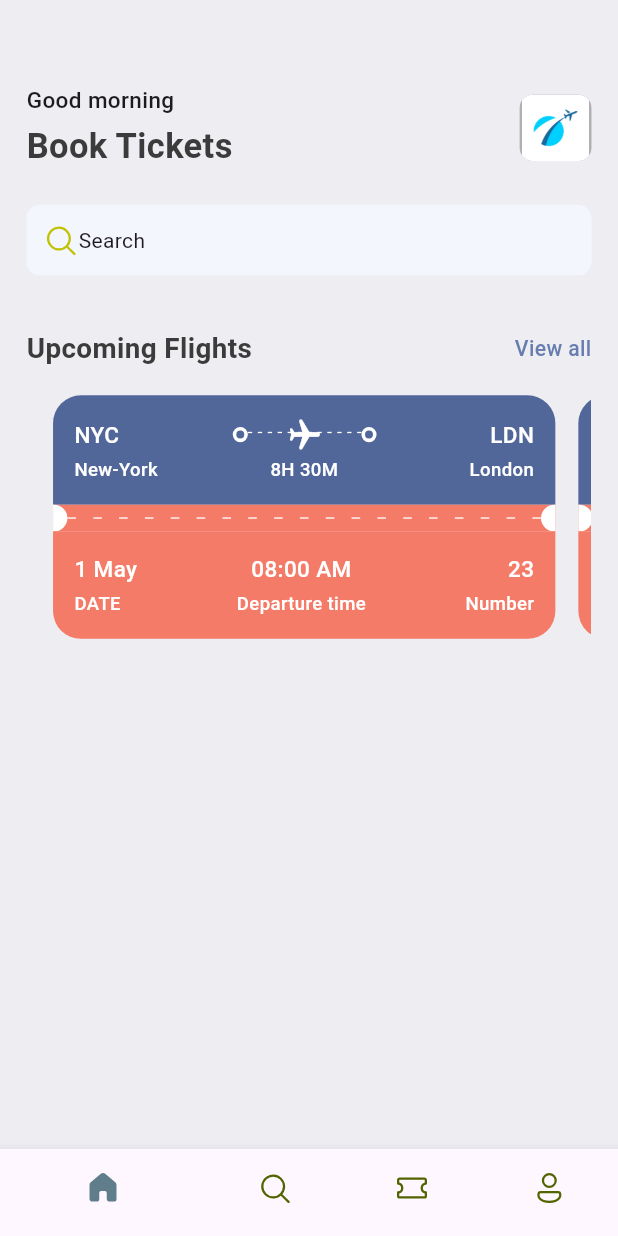
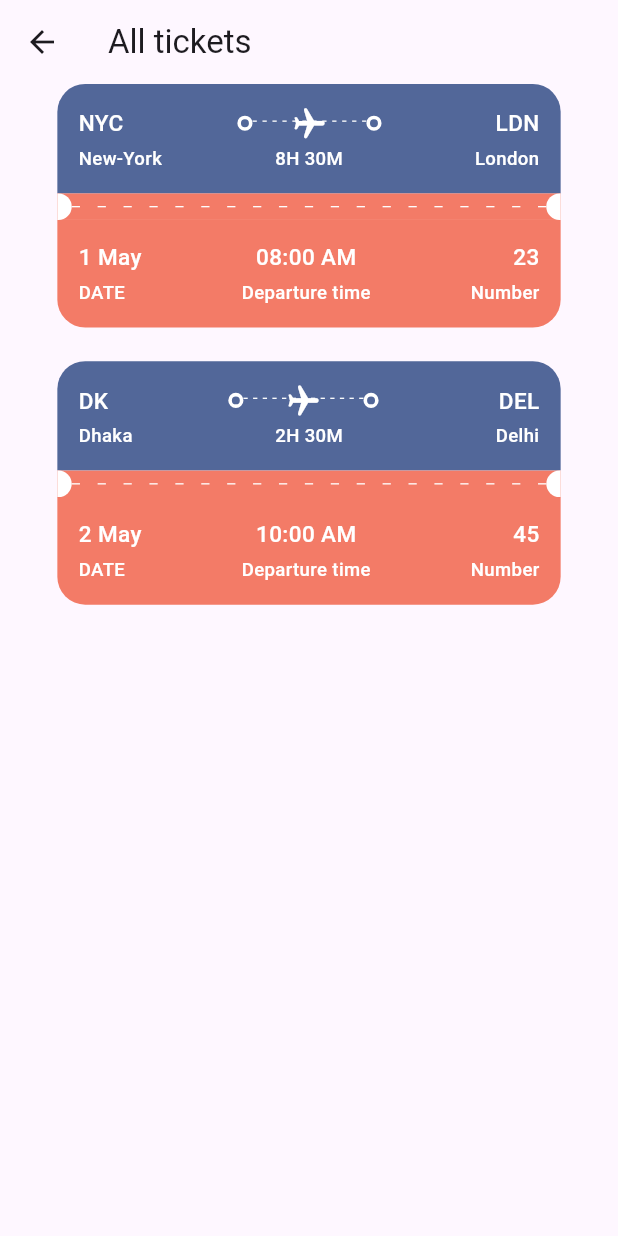
Before and after one commit to jmcfx/ticket_app, a Flutter app: the screen it shows after launch, after a tap on "View all", on a phone screen of 412 x 824 dp. Run offline on Flutter 3.47's test engine with Material 3 defaults, Android fonts, the phone set to English and light mode, and no system bars; our stand-ins replace fluentui_icons, flutter_screenutil, get.

```diff
--- a/lib/main.dart
+++ b/lib/main.dart
@@ -1,5 +1,8 @@
 import 'package:flutter/material.dart';
 import 'package:flutter_screenutil/flutter_screenutil.dart';
+import 'package:ticket_app/utils/media/media.dart';
+import 'package:ticket_app/utils/routes/app_routes.dart';
+import 'package:ticket_app/views/screens/all_ticket_screen.dart';
 import 'package:ticket_app/views/widgets/bottom_nav_bar.dart';
 
 void main() {
@@ -25,7 +28,12 @@ class MyApp extends StatelessWidget {
            // colorScheme: ColorScheme.fromSeed(seedColor: Colors.deepPurple),
             useMaterial3: true,
           ),
-          home: const BottomNavBar(),
+          //named Route....
+          routes: {
+           AppRoutes.homeScreenRoute  : (context) => const BottomNavBar(),
+           AppRoutes.allTicketRoute : (context) => const AllTicketScreen()
+          },
+
         );
       },
     );
--- /dev/null
+++ b/lib/utils/routes/app_routes.dart
@@ -0,0 +1,8 @@
+
+class AppRoutes {
+
+  static const homeScreenRoute = "/";
+
+  static const allTicketRoute = "/allTicket";
+
+}
--- a/lib/utils/styles/app_layout.dart
+++ b/lib/utils/styles/app_layout.dart
@@ -1,6 +1,11 @@
+import 'package:flutter/material.dart';
 import 'package:get/route_manager.dart';
 
 class AppLayout {
+  static getSize(BuildContext context) {
+    return MediaQuery.of(context).size;
+  }
+
   static getScreenHeight() {
     return Get.height;
   }
@@ -11,6 +16,11 @@ class AppLayout {
 
   static getHeight(double pixels) {
     double x = getScreenHeight() / pixels;
-    return getScreenHeight()/x;
+    return getScreenHeight() / x;
+  }
+
+  static getWidth(double pixels) {
+    double x = getScreenWidth() / pixels;
+    return getScreenWidth() / x;
   }
 }
--- /dev/null
+++ b/lib/views/screens/all_ticket_screen.dart
@@ -0,0 +1,30 @@
+import 'package:flutter/material.dart';
+import 'package:flutter_screenutil/flutter_screenutil.dart';
+import 'package:ticket_app/models/app_info_list.dart';
+import 'package:ticket_app/views/widgets/ticket_view.dart';
+
+class AllTicketScreen extends StatelessWidget {
+  const AllTicketScreen({super.key});
+
+  @override
+  Widget build(BuildContext context) {
+    return   Scaffold(
+      appBar: AppBar(
+        title: const  Text('All tickets')
+
+      ),
+      body: ListView(
+        children:   [
+          SingleChildScrollView(
+            child: Column(
+              children:  ticketList.map((value) => Container(
+                margin: EdgeInsets.only(bottom: 20.h),
+                child: TicketView(ticket: value , wholeScreen: true,)) ).toList()
+            ),
+          )
+
+        ],
+      ),
+    );
+  }
+}
--- a/lib/views/screens/home_screen.dart
+++ b/lib/views/screens/home_screen.dart
@@ -23,7 +23,7 @@ class HomeScreen extends StatelessWidget {
           //   height: 40.h,
           // ),
           Container(
-            padding: EdgeInsets.symmetric(horizontal: 20.h),
+            padding: EdgeInsets.symmetric(horizontal: 20.w),
             child: Column(
               children: [
                 Row(
@@ -60,7 +60,7 @@ class HomeScreen extends StatelessWidget {
                 ),
                 Container(
                   padding:
-                      EdgeInsets.symmetric(horizontal: 12.h, vertical: 12.w),
+                      EdgeInsets.symmetric(horizontal: 12.w, vertical: 12.h),
                   decoration: BoxDecoration(
                     borderRadius: BorderRadius.circular(10).r,
                     color: const Color(0xFFF4F6FD),
@@ -87,13 +87,14 @@ class HomeScreen extends StatelessWidget {
                 ),
                 SingleChildScrollView(
                   scrollDirection: Axis.horizontal,
-                  padding: const EdgeInsets.only(left: 20).r,
+                  padding: EdgeInsets.only(left: 20.w),
                   child: Row(
-                      children: ticketList
-                          .map((value) => TicketView(
-                                ticket: value,
-                              ))
-                          .toList()),
+                    children: ticketList.take(2)
+                        .map((value) => TicketView(
+                              ticket: value,
+                            ))
+                        .toList(),
+                  ),
                 ),
               ],
             ),
--- a/lib/views/widgets/app_double_text.dart
+++ b/lib/views/widgets/app_double_text.dart
@@ -1,5 +1,7 @@
 import 'package:flutter/material.dart';
+import 'package:ticket_app/utils/routes/app_routes.dart';
 import 'package:ticket_app/utils/styles/app_styles.dart';
+
 
 class AppDoubleText extends StatelessWidget {
   const AppDoubleText(
@@ -16,11 +18,12 @@ class AppDoubleText extends StatelessWidget {
           style: AppStyles.headLineStyle2,
         ),
         InkWell(
-          onTap: () {},
+          onTap: () {
+            Navigator.pushNamed(context, AppRoutes.allTicketRoute);
+          },
           child: Text(
             smallText,
             style: AppStyles.textStyle.copyWith(color: AppStyles.primaryColor),
-
           ),
         )
       ],
--- a/lib/views/widgets/ticket_view.dart
+++ b/lib/views/widgets/ticket_view.dart
@@ -1,5 +1,4 @@
 import 'package:flutter/material.dart';
-import 'package:flutter/widgets.dart';
 import 'package:flutter_screenutil/flutter_screenutil.dart';
 import 'package:ticket_app/utils/styles/app_styles.dart';
 import 'package:ticket_app/views/widgets/app_column_text_layout.dart';
@@ -9,18 +8,19 @@ import 'package:ticket_app/views/widgets/big_dot.dart';
 import 'package:ticket_app/views/widgets/custom_text_style.dart';
 
 class TicketView extends StatelessWidget {
-  const  TicketView({super.key, required this.ticket});
+  const TicketView({super.key, required this.ticket , this.wholeScreen = false});
 
   final Map<String, dynamic> ticket;
+  final bool wholeScreen;
 
   @override
   Widget build(BuildContext context) {
     final size = MediaQuery.of(context).size;
     return SizedBox(
-      width: size.width * 0.85,
+      width: size.width * 0.85.w,
       height: 189.h,
       child: Container(
-        margin: EdgeInsets.only(right: 16.w),
+        margin: EdgeInsets.only(right: wholeScreen == true ? 0 :  16.w),
         child: Column(
           children: [
             //blue container
@@ -111,18 +111,18 @@ class TicketView extends StatelessWidget {
             // circle and dots ...
             Container(
               color: AppStyles.ticketOrange,
-              child: const Row(
+              child: Row(
                 children: [
-                  BigCircle(
+                  const BigCircle(
                     isRight: false,
                   ),
                   Expanded(
                     child: AppLayoutBuilderWidget(
                       randomDivider: 16,
-                      width: 6,
+                      width: 6.w,
                     ),
                   ),
-                  BigCircle(
+                  const BigCircle(
                     isRight: true,
                   )
                 ],
@@ -138,7 +138,7 @@ class TicketView extends StatelessWidget {
                   bottomRight: Radius.circular(21.r),
                 ),
               ),
-              child:  Column(
+              child: Column(
                 children: [
                   //show departure and destination with icons first line ...
                   Row(
@@ -155,7 +155,7 @@ class TicketView extends StatelessWidget {
                         crossAxisAlignment: CrossAxisAlignment.center,
                       ),
                       AppColumnTextLayout(
-                        topText:  ticket['number'].toString(),
+                        topText: ticket['number'].toString(),
                         bottomText: 'Number',
                         crossAxisAlignment: CrossAxisAlignment.end,
                       ),
```
Also changed, not shown: lib/models/app_info_list.dart (+11 -0 lines), lib/views/widgets/bottom_nav_bar.dart (line endings or trailing spaces).
